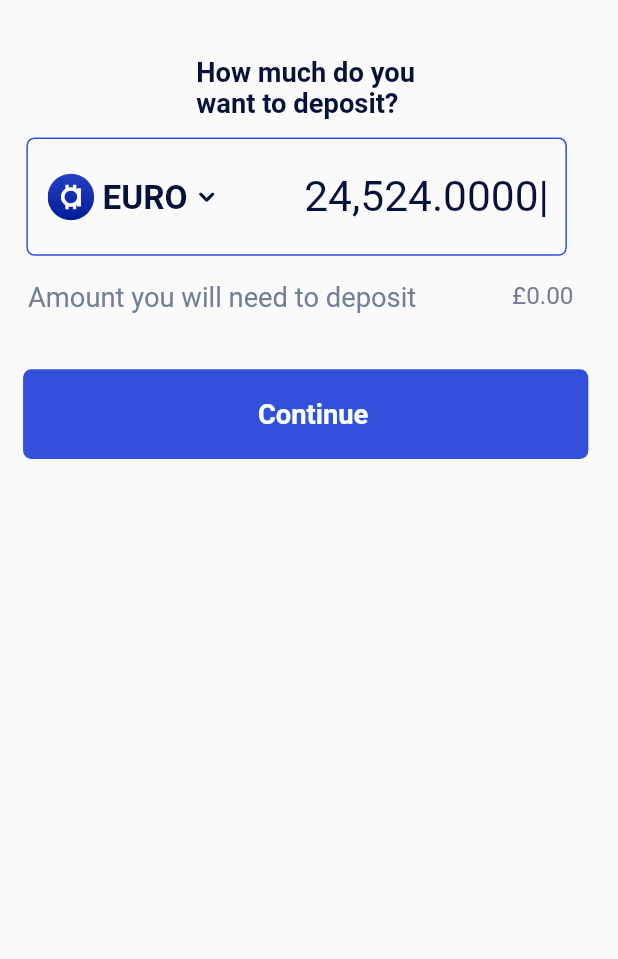
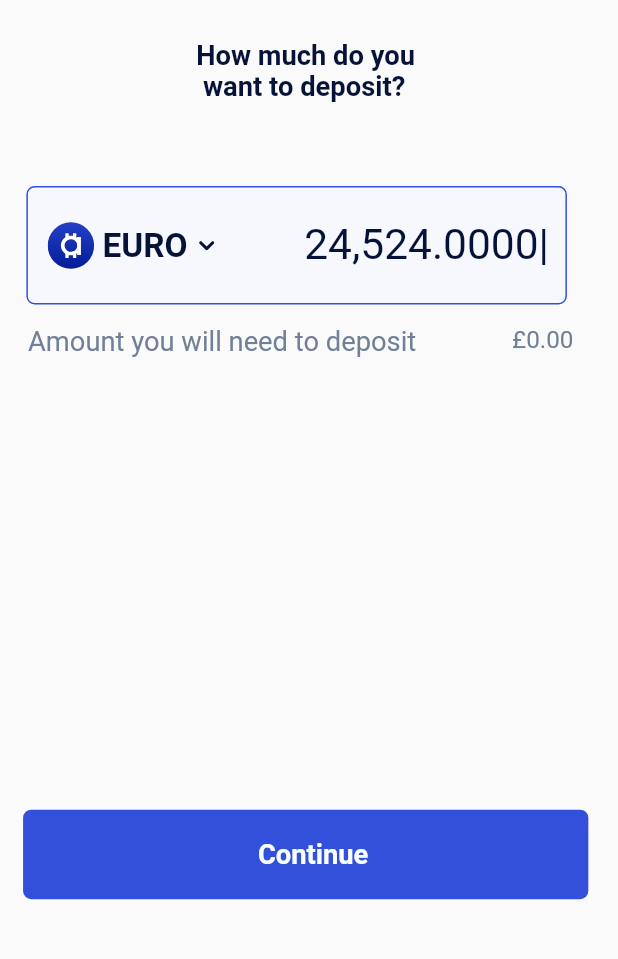
Before and after one commit to AhmadTechB/ahmad_programing, a Flutter app: the DepositScreen screen opened directly, on a phone screen of 412 x 824 dp, the part 124-1083 px from its top. Run offline on Flutter 3.47's test engine with Material 2 defaults, Android fonts, the light colour scheme and no system bars; our stand-ins replace flutter_screenutil, flutter_svg, lottie; Roboto replaces fonts that are missing (Circular).

Commit message:
added container saddam

```diff
--- a/lib/constant/app_style/app_style.dart
+++ b/lib/constant/app_style/app_style.dart
@@ -221,6 +221,19 @@ static TextStyle text13DarkBlue1237W400 = TextStyle(
     fontFamily: 'Circular',
   );
 
+static TextStyle text20blue0612W400 = TextStyle(
+  color: AppColors.darkBlue1237,
+  fontWeight: FontWeight.w400,
+  fontSize: 20 * SizeConfig.textMultiplier!,
+  fontFamily: 'Circular',
+);
+static TextStyle text18blue0612W400 = TextStyle(
+  color: AppColors.darkBlue1237,
+  fontWeight: FontWeight.w400,
+  fontSize: 18 * SizeConfig.textMultiplier!,
+  fontFamily: 'Circular',
+);
+
 
 // static TextStyle? text18blue1E4DW700 = TextStyle(
 //   color: AppColors.blue1E4D,
@@ -317,12 +330,7 @@ static TextStyle text13DarkBlue1237W400 = TextStyle(
 //   fontFamily: 'Circular',
 // );
 //
-// static TextStyle text20blue0612W400 = TextStyle(
-//   color: AppColors.darkBlue1237,
-//   fontWeight: FontWeight.w400,
-//   fontSize: 20 * SizeConfig.textMultiplier!,
-//   fontFamily: 'Circular',
-// );
+
 // static TextStyle text16Grey8096W400 = TextStyle(
 //   color: AppColors.grey718096,
 //   fontWeight: FontWeight.w400,
--- a/lib/constant/image_path/image_path.dart
+++ b/lib/constant/image_path/image_path.dart
@@ -49,4 +49,7 @@ class ImagePath {
   static const String fiatCurrencyIcon= "assets/onboarding/fat_currency_icon.svg";
   static const String moreHorizontalIcon= "assets/common/more-horizontal.png";
   static const String networkTypeIcon= "assets/common/network_type_icon.png";
+  static const String saSymbol= "assets/common/sa_symbol.png";
+  static const String sASymbol= "assets/common/sa_symbol.svg";
+  static const String gbgIcon= "assets/onboarding/gbp.png";
 }
--- a/lib/deposite_process/deposite_process_screen.dart
+++ b/lib/deposite_process/deposite_process_screen.dart
@@ -5,6 +5,7 @@ import 'package:ahmad_practices/constant/image_path/image_path.dart';
 import 'package:ahmad_practices/image_loader/image_loader.dart';
 import 'package:ahmad_practices/widget/custom_sized_box.dart';
 import 'package:ahmad_practices/widget/market_row_cap/market_row_container.dart';
+import 'package:ahmad_practices/widget/market_row_cap/saddan_container_row.dart';
 import 'package:ahmad_practices/widget/size_config.dart';
 import 'package:flutter/material.dart';
 
@@ -35,16 +36,16 @@ class _DepositScreenState extends State<DepositScreen> {
                 imagePath: ImagePath.cashaaLogoIcon),
           ),
           CustomSizedBox(
-              height: 37
+              height: 26
           ),
              Center(
                child: Text(
-                "How much do you \nwant to deposit?",
+                "How much do you \n want to deposit?",
                 style: AppTextStyle.text18DarkBlue1237W700,
             ),
              ),
           CustomSizedBox(
-              height: 12
+              height: 55
           ),
           Container(
             margin: EdgeInsets.only(
@@ -53,6 +54,7 @@ class _DepositScreenState extends State<DepositScreen> {
             width: 328 * SizeConfig.widthMultiplier!,
             height: 78 * SizeConfig.heightMultiplier!,
             decoration: BoxDecoration(
+              color: AppColors.whiteF7F8FD,
               borderRadius:
               BorderRadius.circular(5 * SizeConfig.widthMultiplier!),
               border: Border.all(
@@ -94,17 +96,25 @@ class _DepositScreenState extends State<DepositScreen> {
             ),
           ),
           CustomSizedBox(
-              height: 17
+              height: 14
           ),
           MarketCapRow(
+            wantTitleTextColor: true,
             title: "Amount you will need to deposit",
             subTitle: "£0.00",
           ),
           CustomSizedBox(
-              height: 37
+              height: 298
           ),
-          CommonButton(
-            title: "Continue",
+          GestureDetector(
+            onTap: (){
+              Navigator.push(
+                context,
+                MaterialPageRoute(builder: (context) => const SaddamContainer()),
+              );            },
+            child: CommonButton(
+              title: "Continue",
+            ),
           ),
         ],
       ),
--- a/lib/image_loader/image_loader.dart
+++ b/lib/image_loader/image_loader.dart
@@ -40,18 +40,25 @@ class ImageLoader {
     return Container();
   }
 
-  static Widget imageNetworkAsset({
-  String? imagepath,
+  static Widget networkAssetImage(
+      {String? imagePath,
         double? width,
         double? height,
-}) {
-    if(imagepath!= null){
-       return imageNetworkAsset(
-         imagepath: imagepath,
+        Color? color,
+        double? scale,
+        bool? wantsScale = false}) {
+    if (imagePath != null) {
+      return Transform.scale(
+        scale: wantsScale == true ? scale : 1,
+        child: Image.network(
+          imagePath,
           width: width,
           height: height,
+          color: color,
+        ),
       );
     }
+
     return Container();
   }
   // Lotte Asset
--- a/lib/widget/market_row_cap/market_row_container.dart
+++ b/lib/widget/market_row_cap/market_row_container.dart
@@ -12,6 +12,7 @@ class MarketCapRow extends StatelessWidget {
   String? prefixIcon;
   bool wantPrefixIcon;
   bool wantTextColor;
+  bool wantTitleTextColor;
 
   MarketCapRow({Key? key,
     this.title,
@@ -19,6 +20,7 @@ class MarketCapRow extends StatelessWidget {
     this.prefixIcon,
     this.wantPrefixIcon = false,
     this.wantTextColor = false,
+    this.wantTitleTextColor = false,
 
   }) : super(key: key);
 
@@ -35,7 +37,11 @@ class MarketCapRow extends StatelessWidget {
         children: [
           Text(
             title?? "",
-            style: AppTextStyle.text18LiteGrey8096W400,
+            style: AppTextStyle.text18blue0612W400
+            .copyWith(color: wantTitleTextColor ==
+                true
+                ? AppColors.grey8096
+                : AppColors.darkBlue1237,),
           ),
           const Spacer(),
           wantPrefixIcon == true ? ImageLoader.svgImageAsset(
```
Also changed, not shown: lib/widget/market_row_cap/saddan_container_row.dart (added, +45 -0 lines), assets/common/sa_symbol.png (added), assets/common/sa_symbol.svg (added), assets/onboarding/gbp.png (added). Lines whose indentation alone changed are shown as unchanged.
